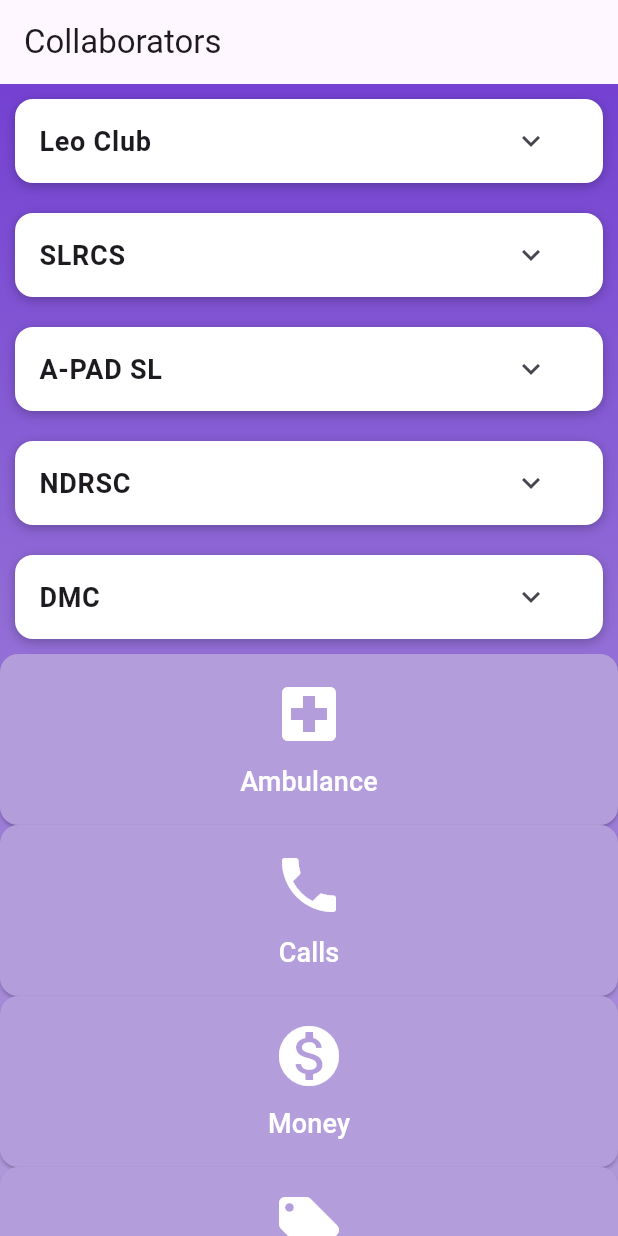
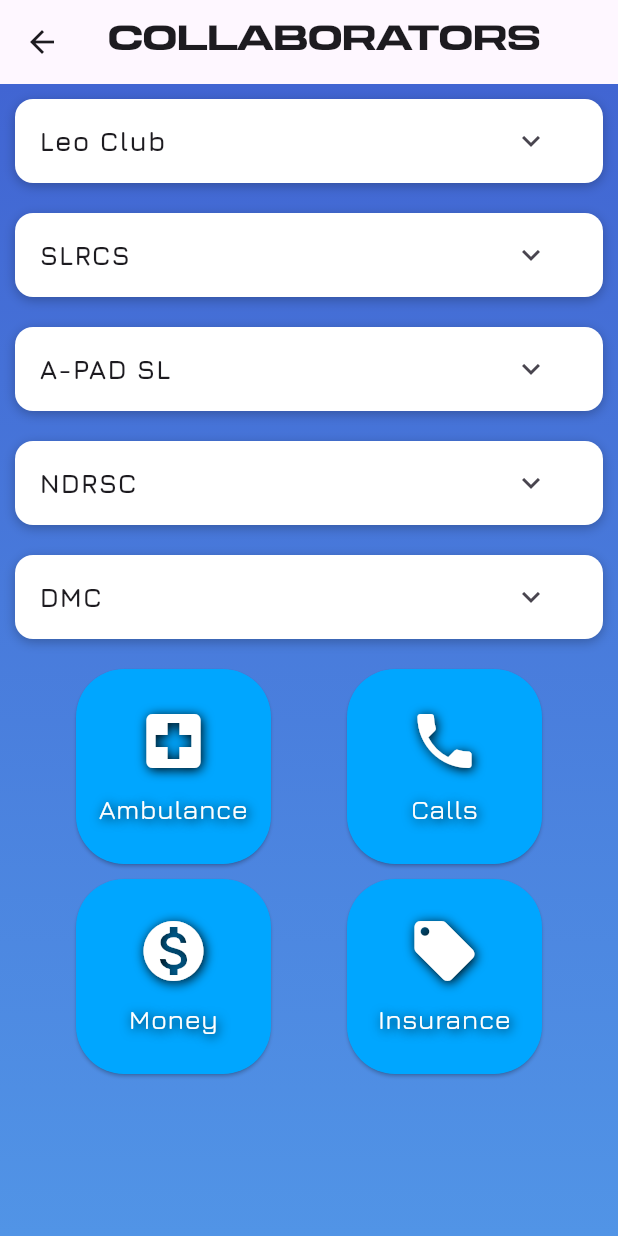
Before and after one commit to Dinath01/Fludert, a Flutter app: the CollaboratorsPage screen opened directly, on a phone screen of 412 x 824 dp. Run offline on Flutter 3.47's test engine with Material 3 defaults, Android fonts, the phone set to English and light mode, and no system bars; our stand-ins replace animate_do, animated_splash_screen, curved_navigation_bar, flutter_inset_box_shadow, geolocator, google_fonts and 3 more; project files that could hold a hidden picture were left out.

Commit message:
Collaborator page UI adjustments

```diff
--- a/lib/pages/collab_page.dart
+++ b/lib/pages/collab_page.dart
@@ -1,24 +1,5 @@
 import 'dart:math';
 import 'package:flutter/material.dart';
-
-void main() {
-  runApp(const MyApp());
-}
-
-class MyApp extends StatelessWidget {
-  const MyApp({Key? key}) : super(key: key);
-
-  @override
-  Widget build(BuildContext context) {
-    return MaterialApp(
-      title: 'Collaborators',
-      theme: ThemeData(
-        primarySwatch: Colors.blue,
-      ),
-      home: const CollaboratorsPage(),
-    );
-  }
-}
 
 class CollaboratorsPage extends StatelessWidget {
   const CollaboratorsPage({Key? key}) : super(key: key);
@@ -27,7 +8,14 @@ class CollaboratorsPage extends StatelessWidget {
   Widget build(BuildContext context) {
     return Scaffold(
       appBar: AppBar(
-        title: const Text('Collaborators'),
+        leading: IconButton(
+          onPressed: () {},
+          icon: const Icon(Icons.arrow_back),
+        ),
+        title: Text(
+          "Collaborators",
+          style: TextStyle(fontFamily: 'Medium'),
+        ),
       ),
       body: Container(
         decoration: BoxDecoration(
@@ -35,8 +23,8 @@ class CollaboratorsPage extends StatelessWidget {
             begin: Alignment.topCenter,
             end: Alignment.bottomCenter,
             colors: [
-              Color.fromARGB(255, 116, 65, 210),
-              Colors.deepPurple.shade200
+              Color.fromARGB(255, 65, 101, 210),
+              Color.fromARGB(255, 81, 148, 230)
             ],
           ),
         ),
@@ -46,7 +34,6 @@ class CollaboratorsPage extends StatelessWidget {
               name: 'Leo Club',
               description:
                   'Leo Club is a community that whatever blah blah blah.',
-
             ),
             CollaboratorCard(
               name: 'SLRCS',
@@ -68,6 +55,10 @@ class CollaboratorsPage extends StatelessWidget {
               description:
                   'The Disaster Management Center (DMC) of Sri Lanka stands as the apex governmental body dedicated to coordinating and executing comprehensive disaster preparedness, response, and recovery initiatives across the nation. Established to address the growing challenges posed by natural and man-made calamities, the DMC operates under the purview of the Ministry of Disaster Management. With its strategic framework grounded in risk reduction, mitigation, and swift response mechanisms, the DMC plays a pivotal role in safeguarding lives, infrastructure, and livelihoods, thereby fostering resilience and sustainable development throughout Sri Lanka.',
             ),
+            SizedBox(height: 10),
+            Row(
+              mainAxisAlignment: MainAxisAlignment.spaceEvenly,
+              children: [
                 ServiceCard(
                   icon: Icons.local_hospital,
                   title: 'Ambulance',
@@ -80,6 +71,12 @@ class CollaboratorsPage extends StatelessWidget {
                   title: 'Calls',
                   onPressed: () {},
                 ),
+              ],
+            ),
+            SizedBox(height: 10),
+            Row(
+              mainAxisAlignment: MainAxisAlignment.spaceEvenly,
+              children: [
                 ServiceCard(
                   icon: Icons.monetization_on,
                   title: 'Money',
@@ -92,10 +89,13 @@ class CollaboratorsPage extends StatelessWidget {
                 ),
               ],
             ),
+          ],
+        ),
       ),
     );
   }
 }
+
 
 class CollaboratorCard extends StatefulWidget {
   final String name;
@@ -113,6 +113,9 @@ class CollaboratorCard extends StatefulWidget {
 
 class _CollaboratorCardState extends State<CollaboratorCard> {
   bool _expanded = false;
+
+  final double horizontalPadding = 40;
+  final double verticalPadding = 25;
 
   @override
   Widget build(BuildContext context) {
@@ -139,6 +142,7 @@ class _CollaboratorCardState extends State<CollaboratorCard> {
               style: const TextStyle(
                 fontSize: 18,
                 fontWeight: FontWeight.bold,
+                fontFamily: 'Jura',
               ),
             ),
             trailing: IconButton(
@@ -158,7 +162,7 @@ class _CollaboratorCardState extends State<CollaboratorCard> {
                 children: [
                   Text(
                     widget.description,
-                    style: const TextStyle(fontSize: 16),
+                    style: const TextStyle(fontSize: 16, fontFamily: 'Jura'),
                   ),
                   const SizedBox(height: 16),
                   Row(
@@ -167,12 +171,16 @@ class _CollaboratorCardState extends State<CollaboratorCard> {
                       ElevatedButton.icon(
                         onPressed: () {},
                         icon: Icon(Icons.email),
-                        label: Text('Email'),
+                        label: Text(
+                          'Email',
+                          style: TextStyle(fontFamily: 'Medium'),
+                        ),
                       ),
                       ElevatedButton.icon(
                         onPressed: () {},
                         icon: Icon(Icons.phone),
-                        label: Text('Call'),
+                        label: Text('Call',
+                            style: TextStyle(fontFamily: 'Medium')),
                       ),
                     ],
                   ),
@@ -190,6 +198,9 @@ class ServiceCard extends StatelessWidget {
   final String title;
   final VoidCallback? onPressed;
 
+  final double horizontalPadding = 40;
+  final double verticalPadding = 25;
+
   const ServiceCard({
     Key? key,
     required this.icon,
@@ -199,13 +210,17 @@ class ServiceCard extends StatelessWidget {
 
   @override
   Widget build(BuildContext context) {
-    return ElevatedButton(
+    return SizedBox(
+      width: 130,
+      height: 130,
+      child: ElevatedButton(
         onPressed: onPressed,
         style: ElevatedButton.styleFrom(
-        backgroundColor: Colors.deepPurple.shade200,
-        padding: const EdgeInsets.all(16),
+          //fixedSize: Size(20,50),
+          backgroundColor: Color.fromARGB(255, 0, 166, 255),
+          padding: const EdgeInsets.symmetric(vertical: 15, horizontal: 15),
           shape: RoundedRectangleBorder(
-          borderRadius: BorderRadius.circular(12),
+            borderRadius: BorderRadius.circular(32),
           ),
         ),
         child: Column(
@@ -215,17 +230,21 @@ class ServiceCard extends StatelessWidget {
               icon,
               size: 48,
               color: Colors.white,
+              shadows: [Shadow(blurRadius:9.0, color: Color.fromARGB(255, 0, 0, 0).withOpacity(1), offset: Offset(1.0, 1.0),)],
             ),
             const SizedBox(height: 8),
             Text(
               title,
-            style: const TextStyle(
+              style: TextStyle(
                 fontSize: 18,
                 color: Colors.white,
+                fontFamily: 'Jura',
+                shadows: [Shadow(blurRadius:9.0, color: Color.fromARGB(255, 0, 0, 0).withOpacity(1), offset: Offset(1.0, 1.0),)]
               ),
             ),
           ],
         ),
+      ),
     );
   }
 }
--- a/lib/pages/settings_page.dart
+++ b/lib/pages/settings_page.dart
@@ -25,7 +25,14 @@ class _AccountScreenState extends State<AccountScreen> {
         ),
         leadingWidth: 80,
       ),
-      body: SingleChildScrollView(
+      body:Stack(children: <Widget>[
+          Image.asset(
+            'assets/images/settings.png',
+            width: MediaQuery.of(context).size.width,
+            height: MediaQuery.of(context).size.height,
+            fit: BoxFit.cover,
+          ),
+        SingleChildScrollView(
           child: Padding(
             padding: const EdgeInsets.all(30),
             child: Column(
@@ -143,6 +150,7 @@ class _AccountScreenState extends State<AccountScreen> {
             ),
           ),
         ),
+      ]),
     );
   }
 }
```
Also changed, not shown: assets/images/settings.png (added). Lines whose indentation alone changed are shown as unchanged.
